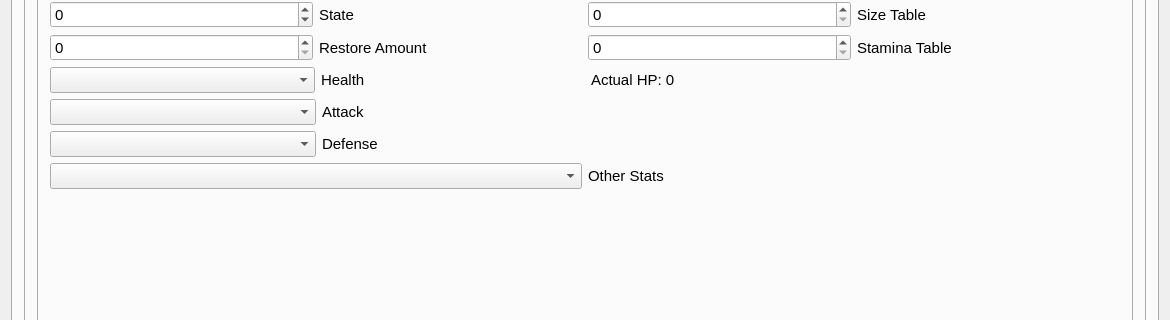
Above: MHGUQuestEditor/MHGUQuestEditor.ui from Fexty12573/MHGUQuestEditor before the change; both pictures show x 0 to 1170 and y 239 to 559 of the 1170 by 966 pixel window. Below: the same form after it.
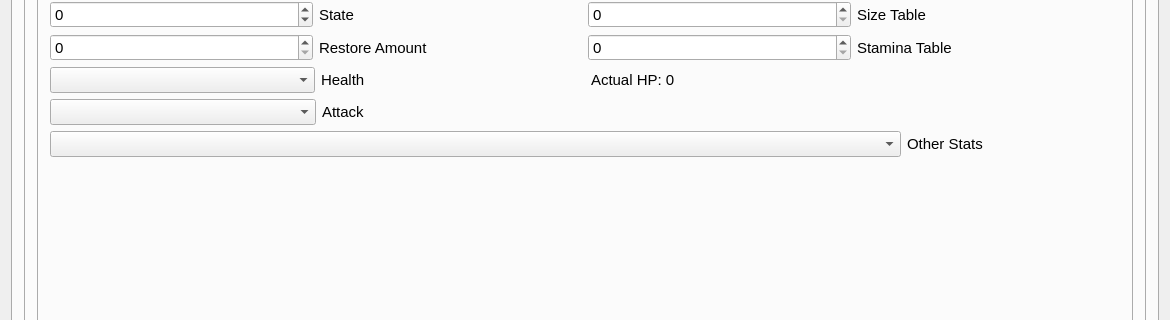
That is the form after the change. The open tabs and pages were chosen to show the change. Custom widgets are drawn as their Qt base class.

Commit message: Fix quest\plus loss, GMD bloat, stat save-revert; add Supply Item editing

```diff
--- a/MHGUQuestEditor/MHGUQuestEditor.ui
+++ b/MHGUQuestEditor/MHGUQuestEditor.ui
@@ -1,6 +1,14 @@
 <?xml version="1.0" encoding="UTF-8"?>
 <ui version="4.0">
  <class>MHGUQuestEditorClass</class>
+  <customwidgets>
+   <customwidget>
+    <class>StatCombo</class>
+    <extends>QComboBox</extends>
+    <header>StatCombo.h</header>
+   </customwidget>
+  </customwidgets>
+
  <widget class="QMainWindow" name="MHGUQuestEditorClass">
   <property name="geometry">
    <rect>
@@ -2840,50 +2848,9 @@
                  </layout>
                 </item>
                 <item>
-                 <layout class="QHBoxLayout" name="horizontalLayout_67" stretch="1,1,2">
+                 <layout class="QHBoxLayout" name="horizontalLayout_69" stretch="4,1">
                   <item>
-                   <widget class="QComboBox" name="comboMonster5Defense">
-                    <property name="font">
-                     <font>
-                      <pointsize>11</pointsize>
-                     </font>
-                    </property>
-                   </widget>
-                  </item>
-                  <item>
-                   <widget class="QLabel" name="label_92">
-                    <property name="font">
-                     <font>
-                      <pointsize>11</pointsize>
-                     </font>
-                    </property>
-                    <property name="text">
-                     <string>Defense</string>
-                    </property>
-                   </widget>
-                  </item>
-                  <item>
-                   <spacer name="horizontalSpacer_42">
-                    <property name="orientation">
-                     <enum>Qt::Orientation::Horizontal</enum>
-                    </property>
-                    <property name="sizeType">
-                     <enum>QSizePolicy::Policy::Preferred</enum>
-                    </property>
-                    <property name="sizeHint" stdset="0">
-                     <size>
-                      <width>240</width>
-                      <height>20</height>
-                     </size>
-                    </property>
-                   </spacer>
-                  </item>
-                 </layout>
-                </item>
-                <item>
-                 <layout class="QHBoxLayout" name="horizontalLayout_69" stretch="1,1">
-                  <item>
-                   <widget class="QComboBox" name="comboMonster5Other">
+                   <widget class="StatCombo" name="comboMonster5Other">
                     <property name="font">
                      <font>
                       <pointsize>11</pointsize>
```
Left out of the diff: 186 changed lines with no effect on the pictures. The commit also changes 49 other files.
